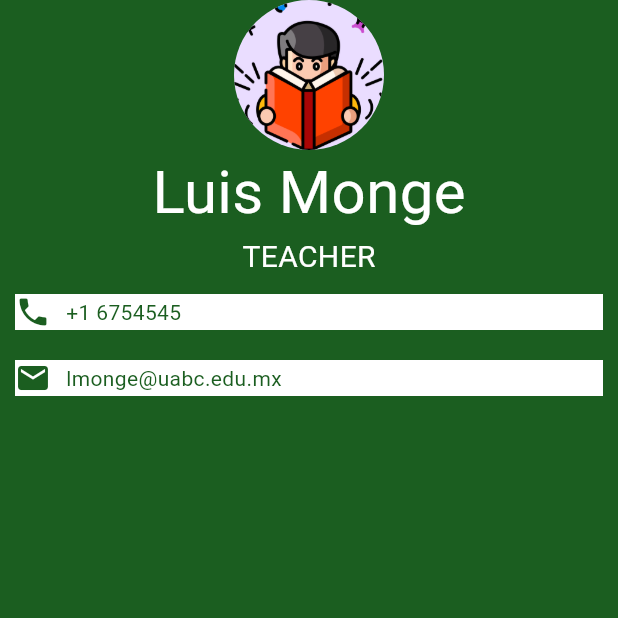
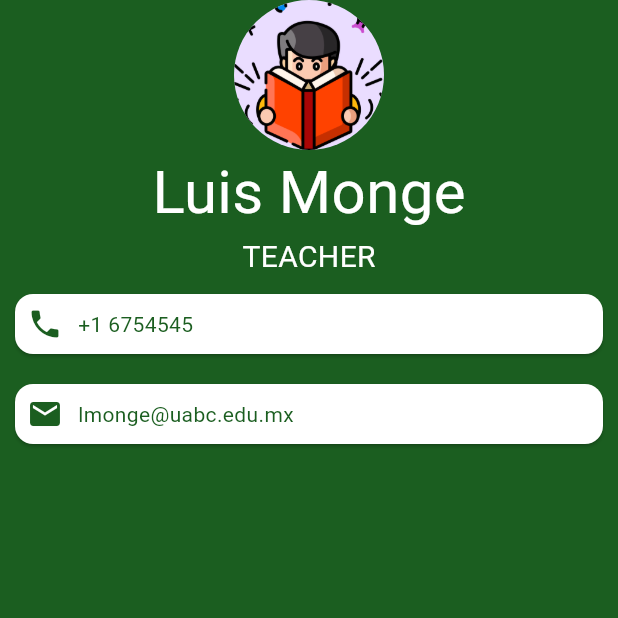
Before and after one commit to IamLAM/profileflutter, a Flutter app: the screen it shows after launch, on a phone screen of 412 x 824 dp, the top half of it. Run offline on Flutter 3.47's test engine with Material 3 defaults, Android fonts, the phone set to English and light mode, and no system bars.

Commit message:
Row se coloco dentro de un padding para visualizar mejor el contenido

```diff
--- a/lib/main.dart
+++ b/lib/main.dart
@@ -28,9 +28,11 @@ class MyApp extends StatelessWidget {
                 "TEACHER",
                 style: TextStyle(fontSize: 20.0, color: Colors.white),
               ),
-              Container(
+              Card(
                 color: Colors.white,
                 margin: EdgeInsets.symmetric(vertical: 10.0, horizontal: 10.0),
+                child: Padding(
+                  padding: const EdgeInsets.all(8.0),
                   child: Row(
                     children: [
                       Icon(
@@ -49,9 +51,12 @@ class MyApp extends StatelessWidget {
                     ],
                   ),
                 ),
-              Container(
+              ),
+              Card(
                 color: Colors.white,
                 margin: EdgeInsets.symmetric(vertical: 10.0, horizontal: 10.0),
+                child: Padding(
+                  padding: const EdgeInsets.all(8.0),
                   child: Row(
                     children: [
                       Icon(
@@ -70,6 +75,7 @@ class MyApp extends StatelessWidget {
                     ],
                   ),
                 ),
+              ),
             ],
           ),
         ),
```
Lines whose indentation alone changed are shown as unchanged.
